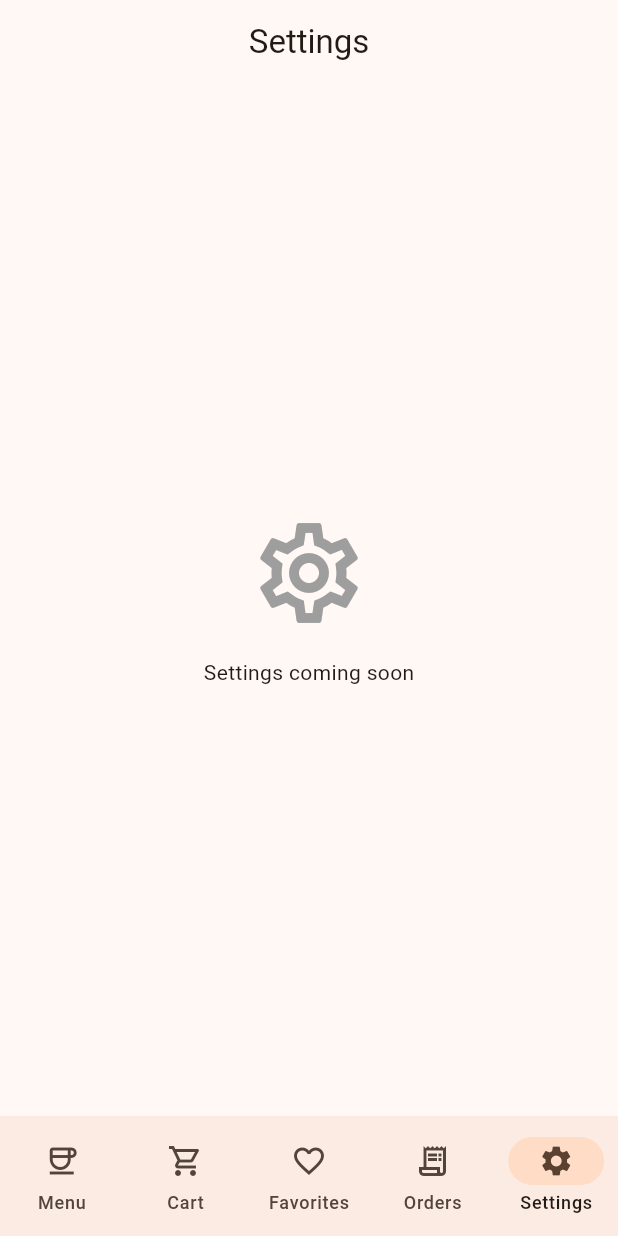
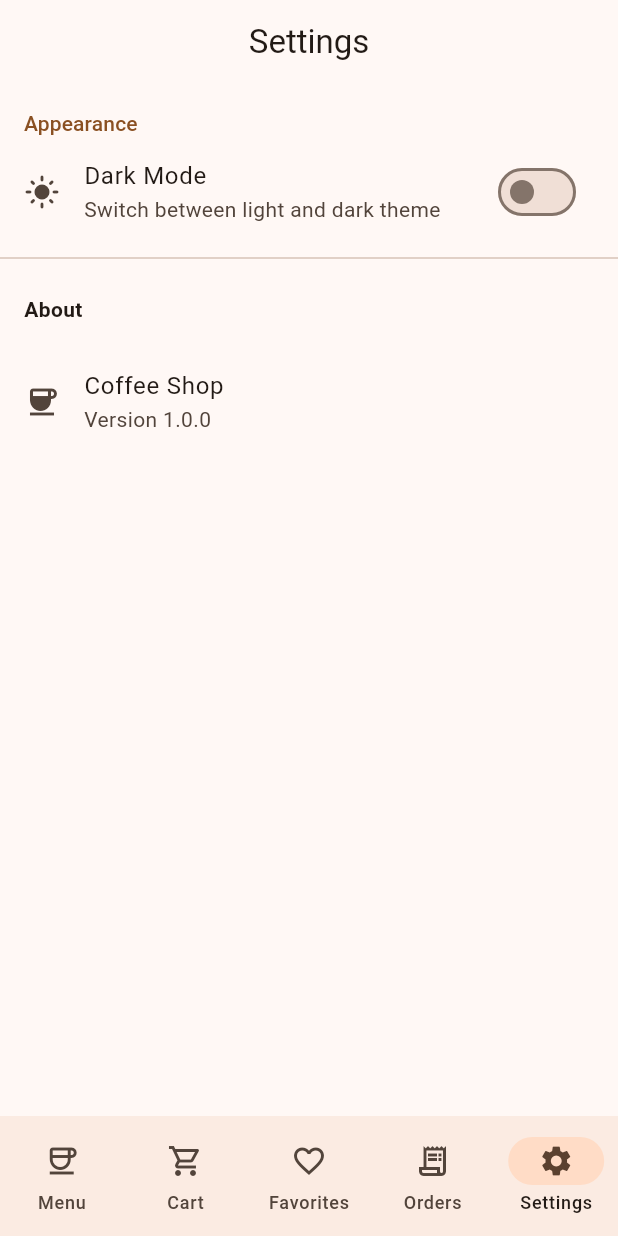
Before and after one commit to Nurzhan-Zhumabekov/CMP_final, a Flutter app: the screen it shows after launch, item 5 of the bottom bar chosen, on a phone screen of 412 x 824 dp. Run offline on Flutter 3.47's test engine with Material 3 defaults, Android fonts, the phone set to English and light mode, and no system bars; our stand-ins replace chopper, flutter_riverpod, go_router, shared_preferences; generated files the repository leaves out were written again; network calls fail.

Commit message:
feat: participant 2 — shared preferences theme toggle, settings screen

```diff
--- a/lib/main.dart
+++ b/lib/main.dart
@@ -2,6 +2,7 @@ import 'package:flutter/material.dart';
 import 'package:flutter_riverpod/flutter_riverpod.dart';
 
 import 'core/theme/app_theme.dart';
+import 'presentation/providers/theme_provider.dart';
 import 'presentation/router/app_router.dart';
 
 void main() {
@@ -15,10 +16,12 @@ class CoffeeShopApp extends ConsumerWidget {
   @override
   Widget build(BuildContext context, WidgetRef ref) {
     final router = ref.watch(appRouterProvider);
+    final themeMode = ref.watch(themeNotifierProvider).valueOrNull ?? ThemeMode.light;
     return MaterialApp.router(
       title: 'Coffee Shop',
       theme: AppTheme.lightTheme,
       darkTheme: AppTheme.darkTheme,
+      themeMode: themeMode,
       routerConfig: router,
       debugShowCheckedModeBanner: false,
     );
--- /dev/null
+++ b/lib/presentation/providers/theme_provider.dart
@@ -0,0 +1,25 @@
+import 'package:flutter/material.dart';
+import 'package:flutter_riverpod/flutter_riverpod.dart';
+
+import '../../core/services/preferences_service.dart';
+
+final preferencesServiceProvider = FutureProvider<PreferencesService>((ref) async {
+  return PreferencesService.create();
+});
+
+final themeNotifierProvider = AsyncNotifierProvider<ThemeNotifier, ThemeMode>(ThemeNotifier.new);
+
+class ThemeNotifier extends AsyncNotifier<ThemeMode> {
+  @override
+  Future<ThemeMode> build() async {
+    final prefs = await ref.watch(preferencesServiceProvider.future);
+    return prefs.isDarkMode ? ThemeMode.dark : ThemeMode.light;
+  }
+
+  Future<void> toggle() async {
+    final prefs = await ref.read(preferencesServiceProvider.future);
+    final isDark = state.value == ThemeMode.dark;
+    await prefs.setDarkMode(!isDark);
+    state = AsyncData(!isDark ? ThemeMode.dark : ThemeMode.light);
+  }
+}
--- a/lib/presentation/screens/settings/settings_screen.dart
+++ b/lib/presentation/screens/settings/settings_screen.dart
@@ -1,21 +1,53 @@
 import 'package:flutter/material.dart';
+import 'package:flutter_riverpod/flutter_riverpod.dart';
 
-class SettingsScreen extends StatelessWidget {
+import '../../providers/theme_provider.dart';
+
+class SettingsScreen extends ConsumerWidget {
   const SettingsScreen({super.key});
 
   @override
-  Widget build(BuildContext context) {
+  Widget build(BuildContext context, WidgetRef ref) {
+    final themeAsync = ref.watch(themeNotifierProvider);
+    final isDark = themeAsync.valueOrNull == ThemeMode.dark;
+
     return Scaffold(
       appBar: AppBar(title: const Text('Settings')),
-      body: const Center(
-        child: Column(
-          mainAxisAlignment: MainAxisAlignment.center,
-          children: [
-            Icon(Icons.settings_outlined, size: 80, color: Colors.grey),
-            SizedBox(height: 16),
-            Text('Settings coming soon'),
-          ],
-        ),
+      body: ListView(
+        children: [
+          const SizedBox(height: 16),
+          Padding(
+            padding: const EdgeInsets.symmetric(horizontal: 16),
+            child: Text(
+              'Appearance',
+              style: Theme.of(context).textTheme.labelLarge?.copyWith(
+                    color: Theme.of(context).colorScheme.primary,
+                  ),
+            ),
+          ),
+          SwitchListTile(
+            title: const Text('Dark Mode'),
+            subtitle: const Text('Switch between light and dark theme'),
+            secondary: Icon(isDark ? Icons.dark_mode : Icons.light_mode),
+            value: isDark,
+            onChanged: themeAsync.isLoading
+                ? null
+                : (_) => ref.read(themeNotifierProvider.notifier).toggle(),
+          ),
+          const Divider(),
+          const Padding(
+            padding: EdgeInsets.all(16),
+            child: Text(
+              'About',
+              style: TextStyle(fontWeight: FontWeight.w600),
+            ),
+          ),
+          const ListTile(
+            leading: Icon(Icons.coffee),
+            title: Text('Coffee Shop'),
+            subtitle: Text('Version 1.0.0'),
+          ),
+        ],
       ),
     );
   }
```
Also changed, not shown: lib/core/services/preferences_service.dart (added, +18 -0 lines).
